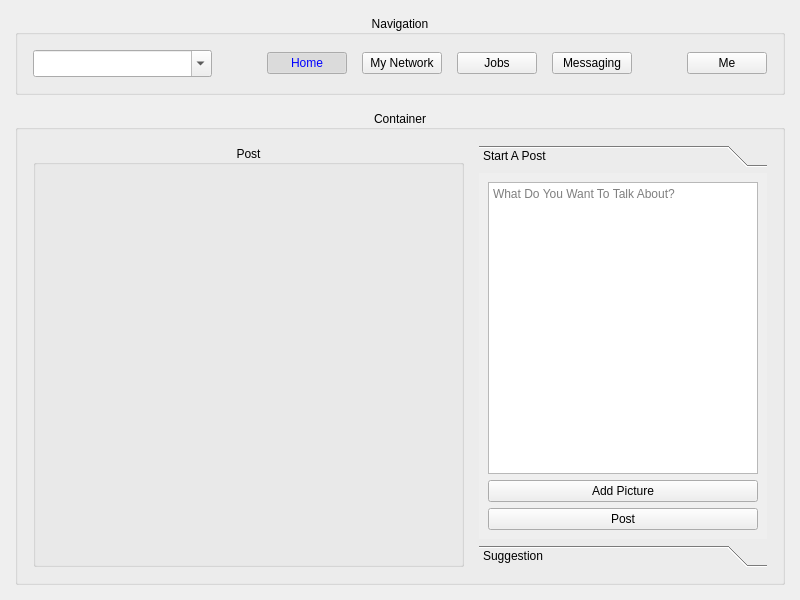
Qt form Forms/home.ui (Sobrah/Linkedin) before a commit.
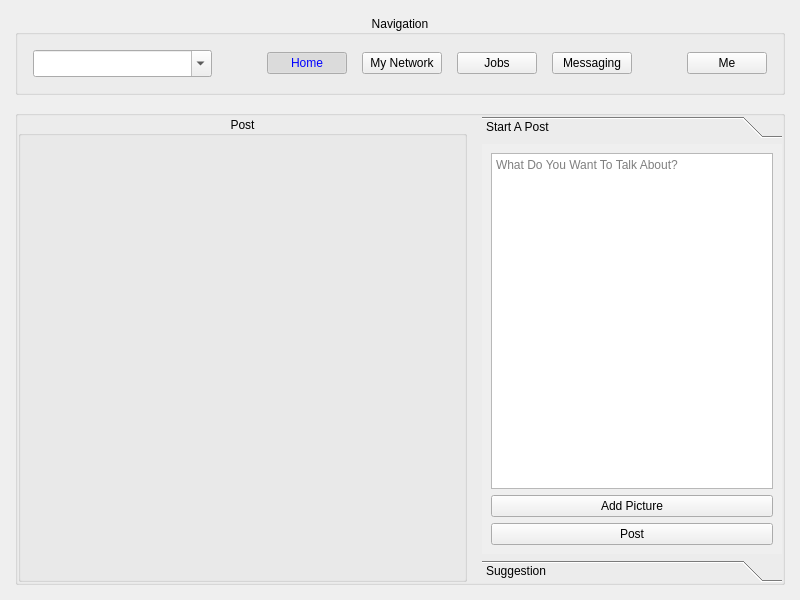
The same form after that commit.

```diff
--- a/Forms/home.ui
+++ b/Forms/home.ui
@@ -176,27 +176,27 @@
    </item>
    <item row="1" column="0" colspan="2">
     <widget class="QGroupBox" name="containerGroup">
-     <property name="title">
-      <string>Container</string>
+     <property name="flat">
+      <bool>false</bool>
      </property>
-     <property name="alignment">
-      <set>Qt::AlignCenter</set>
+     <property name="checkable">
+      <bool>false</bool>
      </property>
      <layout class="QHBoxLayout" stretch="3,2">
       <property name="spacing">
        <number>15</number>
       </property>
       <property name="leftMargin">
-       <number>15</number>
+       <number>0</number>
       </property>
       <property name="topMargin">
-       <number>15</number>
+       <number>0</number>
       </property>
       <property name="rightMargin">
-       <number>15</number>
+       <number>0</number>
       </property>
       <property name="bottomMargin">
-       <number>15</number>
+       <number>0</number>
       </property>
       <item>
        <widget class="QGroupBox" name="postGroup">
@@ -218,8 +218,8 @@
           <rect>
            <x>0</x>
            <y>0</y>
-           <width>289</width>
-           <height>372</height>
+           <width>301</width>
+           <height>418</height>
           </rect>
          </property>
          <attribute name="label">
```
Left out of the diff: 4 changed lines with no effect on the pictures.
